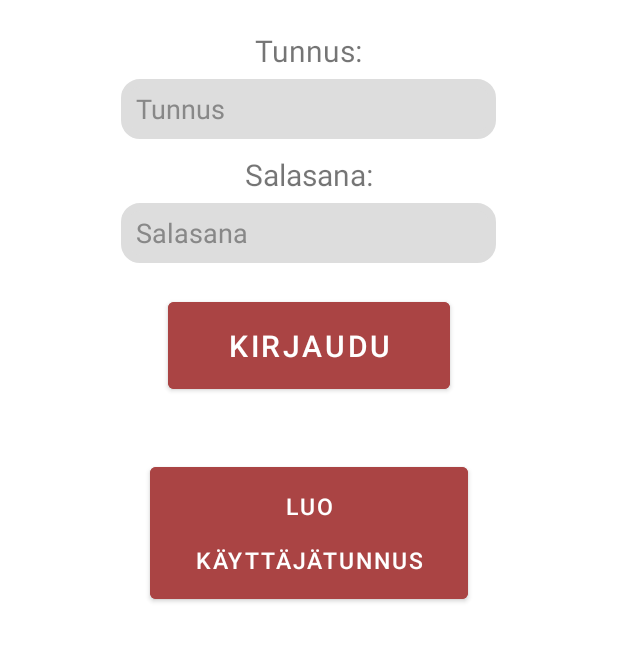
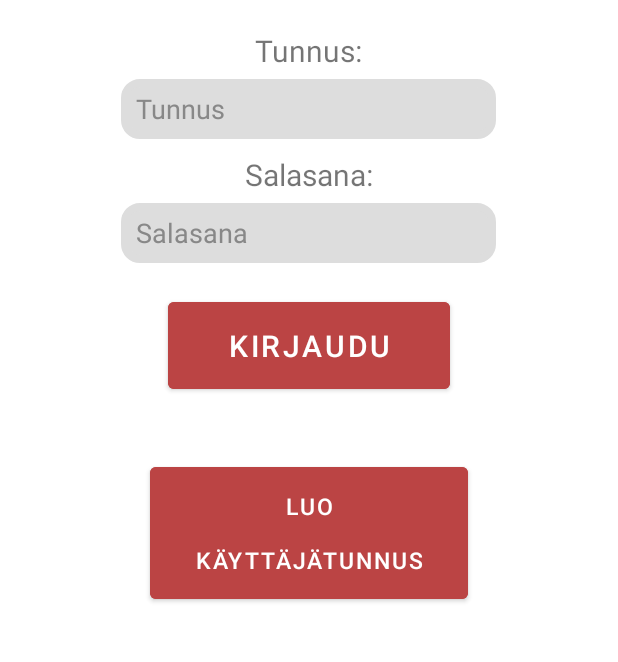
Before and after one commit to duriel666/HyvinVointiAppsi, an Android app: the screen it shows after launch (MainActivity), on a phone screen of 412 x 824 dp, the part 59-721 px from its top. Run offline under Robolectric (Android 15) with nearby library versions, the phone set to English and light mode, and no system bars.

Commit message:
väri säätöä

```diff
--- a/app/src/main/java/mobiili/projekti/EditPaivakirja.java
+++ b/app/src/main/java/mobiili/projekti/EditPaivakirja.java
@@ -17,6 +17,7 @@ import android.widget.ImageButton;
 import android.widget.LinearLayout;
 import android.widget.RadioGroup;
 import android.widget.TextView;
+import android.widget.Toast;
 
 import java.util.ArrayList;
 import java.util.List;
@@ -87,6 +88,7 @@ public class EditPaivakirja extends AppCompatActivity {
                     Intent intent = new Intent(this, EditPaivakirja.class);
                     intent.putExtra("tunnus", tunnus);
                     startActivity(intent);
+                    Toast.makeText(this, "Merkinnät poistettu", Toast.LENGTH_SHORT).show();
                     overridePendingTransition(
                             R.anim.f_in, R.anim.f_out
                     );
--- a/app/src/main/java/mobiili/projekti/MainAsetukset.java
+++ b/app/src/main/java/mobiili/projekti/MainAsetukset.java
@@ -7,6 +7,7 @@ import android.util.TypedValue;
 import android.widget.Button;
 import android.widget.ImageButton;
 import android.widget.Switch;
+import android.widget.Toast;
 
 import androidx.appcompat.app.AppCompatActivity;
 
@@ -129,6 +130,7 @@ public class MainAsetukset extends AppCompatActivity {
             Intent intent = new Intent(this, MainAsetukset.class);
             intent.putExtra("tunnus", tunnus);
             startActivity(intent);
+            Toast.makeText(this, "Tallennettu", Toast.LENGTH_SHORT).show();
             overridePendingTransition(
                     R.anim.f_in, R.anim.f_out
             );
--- a/app/src/main/java/mobiili/projekti/MainFiilis.java
+++ b/app/src/main/java/mobiili/projekti/MainFiilis.java
@@ -129,6 +129,7 @@ public class MainFiilis extends AppCompatActivity {
             Intent intent = new Intent(this, MainFiilis.class);
             intent.putExtra("tunnus", tunnus);
             startActivity(intent);
+            Toast.makeText(this, "Tallennettu", Toast.LENGTH_SHORT).show();
             overridePendingTransition(
                     R.anim.f_in, R.anim.f_out
             );
--- a/app/src/main/java/mobiili/projekti/MainVesi.java
+++ b/app/src/main/java/mobiili/projekti/MainVesi.java
@@ -10,6 +10,7 @@ import android.widget.EditText;
 import android.widget.ImageButton;
 import android.widget.ProgressBar;
 import android.widget.TextView;
+import android.widget.Toast;
 
 import androidx.appcompat.app.AppCompatActivity;
 
@@ -86,6 +87,7 @@ public class MainVesi extends AppCompatActivity {
             Intent intent = new Intent(this, MainVesi.class);
             intent.putExtra("tunnus", tunnus);
             startActivity(intent);
+            Toast.makeText(this, "Tallennettu", Toast.LENGTH_SHORT).show();
             overridePendingTransition(
                     R.anim.f_in, R.anim.f_out
             );
--- a/app/src/main/res/values-night/themes.xml
+++ b/app/src/main/res/values-night/themes.xml
@@ -2,13 +2,13 @@
     <!-- Base application theme. -->
     <style name="Theme.MobiiliProjekti" parent="Theme.MaterialComponents.DayNight.DarkActionBar">
         <!-- Primary brand color. -->
-        <item name="colorPrimary">@color/purple_500</item>
-        <item name="colorPrimaryVariant">@color/purple_700</item>
-        <item name="colorOnPrimary">@color/white</item>
+        <item name="colorPrimary">@color/napit_yo</item>
+        <item name="colorPrimaryVariant">@color/napit_yo</item>
+        <item name="colorOnPrimary">@color/black</item>
         <!-- Secondary brand color. -->
-        <item name="colorSecondary">@color/teal_200</item>
-        <item name="colorSecondaryVariant">@color/teal_700</item>
-        <item name="colorOnSecondary">@color/black</item>
+        <item name="colorSecondary">@color/napit2_yo</item>
+        <item name="colorSecondaryVariant">@color/napit2_yo</item>
+        <item name="colorOnSecondary">@color/white</item>
         <!-- Status bar color. -->
         <item name="android:statusBarColor" tools:targetApi="l">?attr/colorPrimaryVariant</item>
         <!-- Customize your theme here. -->
--- a/app/src/main/res/values/colors.xml
+++ b/app/src/main/res/values/colors.xml
@@ -18,5 +18,9 @@
     <!-- seuraavat kaksi eli aa on punainen, seuraavat kaksi 44 on vihreä -->
     <!-- ja viimeiset kaksi 44 on sininen. arvo välillä 00-ff eli 0-255 heksoina -->
 
-    <color name="napit">#ffaa4444</color>
+    <color name="napit">#ffbb4444</color>
+    <color name="napit2">#ff2222aa</color>
+    <color name="napit_yo">#ff773333</color>
+    <color name="napit2_yo">#ff2222aa</color>
+    <color name="vsininen">#ffddddff</color>
 </resources>
--- a/app/src/main/res/values/themes.xml
+++ b/app/src/main/res/values/themes.xml
@@ -2,12 +2,12 @@
     <!-- Base application theme. -->
     <style name="Theme.MobiiliProjekti" parent="Theme.MaterialComponents.DayNight.DarkActionBar">
         <!-- Primary brand color. -->
-        <item name="colorPrimary">@color/purple_500</item>
-        <item name="colorPrimaryVariant">@color/purple_700</item>
+        <item name="colorPrimary">@color/napit</item>
+        <item name="colorPrimaryVariant">@color/napit2</item>
         <item name="colorOnPrimary">@color/white</item>
         <!-- Secondary brand color. -->
-        <item name="colorSecondary">@color/teal_200</item>
-        <item name="colorSecondaryVariant">@color/teal_700</item>
+        <item name="colorSecondary">@color/napit_yo</item>
+        <item name="colorSecondaryVariant">@color/napit2_yo</item>
         <item name="colorOnSecondary">@color/black</item>
         <!-- Status bar color. -->
         <item name="android:statusBarColor" tools:targetApi="l">?attr/colorPrimaryVariant</item>
```
Also changed, not shown: app/src/main/java/mobiili/projekti/MainPage.java (+14 -21 lines).
